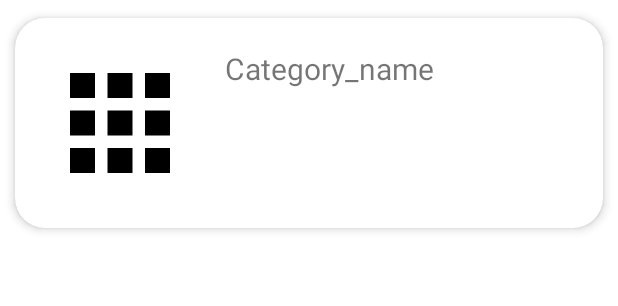
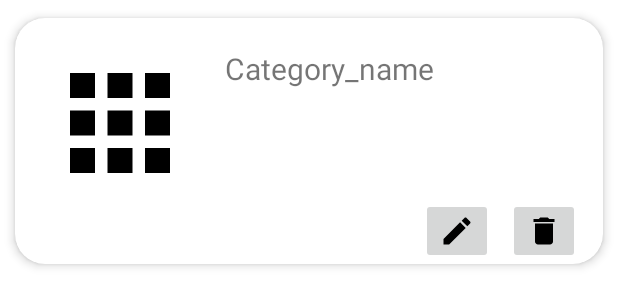
Before and after one commit to AliciaC07/Proyecto-final-Android, an Android app: the layout category_card.xml on its own in the app's theme, with its tools: preview values and no code run, on a phone screen of 412 x 824 dp. Shown: the top 306 px of the screen. Run offline under Robolectric (Android 15) with nearby library versions, the phone set to English and light mode, and no system bars.

Commit message:
Category fragment working

```diff
--- a/app/src/main/java/com/aip/commerce_e/RecyclerViewInterface.java
+++ b/app/src/main/java/com/aip/commerce_e/RecyclerViewInterface.java
@@ -2,4 +2,5 @@ package com.aip.commerce_e;
 
 public interface RecyclerViewInterface {
     void editOnClick(int pos);
+    void deleteOnclick(int pos);
 }
--- a/app/src/main/java/com/aip/commerce_e/RegisterUserFragment.java
+++ b/app/src/main/java/com/aip/commerce_e/RegisterUserFragment.java
@@ -176,7 +176,6 @@ public class RegisterUserFragment extends Fragment {
         user.setUIdFirebase(uuid);
         userViewModel.insert(user);
         clear();
-
     }
     void imageChooser(String type) {
 
@@ -196,7 +195,7 @@ public class RegisterUserFragment extends Fragment {
             activityResultLauncher.launch(intent);
             selectedImage = true;
         }
-        }
+    }
     void takeImage(){
         if (binding.getRoot().getContext().checkSelfPermission(Manifest.permission.CAMERA) != PackageManager.PERMISSION_GRANTED){
             requestPermissions(new String[]{Manifest.permission.CAMERA}, MY_CAMERA_PERMISSION_CODE);
--- a/app/src/main/java/com/aip/commerce_e/database/AppDatabase.java
+++ b/app/src/main/java/com/aip/commerce_e/database/AppDatabase.java
@@ -11,7 +11,7 @@ import com.aip.commerce_e.models.User;
 import java.util.concurrent.ExecutorService;
 import java.util.concurrent.Executors;
 
-@Database(entities = {Product.class, Category.class, User.class}, version = 1, exportSchema = false)
+@Database(entities = {Product.class, Category.class, User.class}, version = 2, exportSchema = false)
 public abstract class AppDatabase extends RoomDatabase {
     private static String NAME = "commerce";
     private static volatile AppDatabase INSTANCE;
@@ -22,6 +22,7 @@ public abstract class AppDatabase extends RoomDatabase {
         if(INSTANCE == null){
             synchronized (AppDatabase.class) {
                 INSTANCE = Room.databaseBuilder(context.getApplicationContext(), AppDatabase.class, NAME)
+                        .fallbackToDestructiveMigration()
                         .build();
             }
         }
--- a/app/src/main/java/com/aip/commerce_e/database/CategoryDao.java
+++ b/app/src/main/java/com/aip/commerce_e/database/CategoryDao.java
@@ -29,6 +29,6 @@ public interface CategoryDao {
     @Query("SELECT * from category_table ORDER BY name ASC")
     LiveData<List<Category>> getAllCategory();
 
-    @Query("SELECT * from category_table WHERE active = 'true' ORDER BY name ASC")
-    LiveData<List<Category>> getAllActiveCategory();
+    @Query("SELECT * from category_table WHERE active = :status ORDER BY name ASC")
+    LiveData<List<Category>> getAllActiveCategory(Boolean status);
 }
--- a/app/src/main/java/com/aip/commerce_e/drawerFragments/home/HomeFragment.java
+++ b/app/src/main/java/com/aip/commerce_e/drawerFragments/home/HomeFragment.java
@@ -53,6 +53,7 @@ public class HomeFragment extends Fragment {
     public View onCreateView(@NonNull LayoutInflater inflater, @Nullable ViewGroup container,
                              @Nullable Bundle savedInstanceState) {
         binding = FragmentHomeBinding.inflate(inflater, container, false);
+
         userViewModel = new ViewModelProvider(this).get(UserViewModel.class);
 //        Bundle re = getArguments();
 //        userLogged = (User) re.get("user");
--- a/app/src/main/java/com/aip/commerce_e/models/Category.java
+++ b/app/src/main/java/com/aip/commerce_e/models/Category.java
@@ -9,16 +9,20 @@ import lombok.Data;
 import lombok.Getter;
 import lombok.Setter;
 
+import java.io.Serializable;
+
 @Getter
 @Setter
 @Entity(tableName = "category_table")
-public class Category {
+public class Category implements Serializable {
 
     @PrimaryKey(autoGenerate = true)
     @NonNull
     @ColumnInfo(name = "category_id")
     private Integer id;
     private String name;
+    private String uIdFirebase;
+    private String imageUrl;
     @ColumnInfo(defaultValue = "true")
     private Boolean active = true;
 
--- a/app/src/main/java/com/aip/commerce_e/models/CategoryViewModel.java
+++ b/app/src/main/java/com/aip/commerce_e/models/CategoryViewModel.java
@@ -5,7 +5,6 @@ import androidx.annotation.NonNull;
 import androidx.lifecycle.AndroidViewModel;
 import androidx.lifecycle.LiveData;
 import com.aip.commerce_e.repository.CategoryRepository;
-import com.aip.commerce_e.repository.ProductRepository;
 import org.jetbrains.annotations.NotNull;
 
 import java.util.List;
@@ -35,6 +34,7 @@ public class CategoryViewModel extends AndroidViewModel {
     public LiveData<List<Category>> findAll() {
         return allCategory;
     }
+    public LiveData<List<Category>> findAllActive(Boolean status){ return categoryRepository.findAllActive(status); }
 
     public void deleteById(Integer id){
         categoryRepository.deleteById(id);
--- a/app/src/main/java/com/aip/commerce_e/repository/CategoryRepository.java
+++ b/app/src/main/java/com/aip/commerce_e/repository/CategoryRepository.java
@@ -20,7 +20,7 @@ public class CategoryRepository {
         AppDatabase db = AppDatabase.getInstance(application);
         categoryDao = db.categoryDao();
         mAllCategory = categoryDao.getAllCategory();
-        activeAllCategory = categoryDao.getAllActiveCategory();
+        //activeAllCategory = categoryDao.getAllActiveCategory();
     }
 
     public void insert(Category category) {
@@ -40,8 +40,8 @@ public class CategoryRepository {
     public LiveData<List<Category>> findAll() {
         return mAllCategory;
     }
-    public LiveData<List<Category>> findAllActive() {
-        return activeAllCategory;
+    public LiveData<List<Category>> findAllActive(Boolean status) {
+        return categoryDao.getAllActiveCategory(status);
     }
 
     public void deleteById(Integer id){
--- /dev/null
+++ b/app/src/main/res/drawable/ic_baseline_add_category_24.xml
@@ -0,0 +1,5 @@
+<vector android:height="24dp" android:tint="#000000"
+    android:viewportHeight="24" android:viewportWidth="24"
+    android:width="24dp" xmlns:android="http://schemas.android.com/apk/res/android">
+    <path android:fillColor="@android:color/white" android:pathData="M20,4H4C2.89,4 2.01,4.89 2.01,6L2,18c0,1.11 0.89,2 2,2h10v-2H4v-6h18V6C22,4.89 21.11,4 20,4zM20,8H4V6h16V8zM24,17v2h-3v3h-2v-3h-3v-2h3v-3h2v3H24z"/>
+</vector>
--- /dev/null
+++ b/app/src/main/res/drawable/ic_baseline_delete_24.xml
@@ -0,0 +1,5 @@
+<vector android:height="24dp" android:tint="#000000"
+    android:viewportHeight="24" android:viewportWidth="24"
+    android:width="24dp" xmlns:android="http://schemas.android.com/apk/res/android">
+    <path android:fillColor="@android:color/white" android:pathData="M6,19c0,1.1 0.9,2 2,2h8c1.1,0 2,-0.9 2,-2V7H6v12zM19,4h-3.5l-1,-1h-5l-1,1H5v2h14V4z"/>
+</vector>
--- /dev/null
+++ b/app/src/main/res/drawable/ic_baseline_edit_24.xml
@@ -0,0 +1,5 @@
+<vector android:height="24dp" android:tint="#000000"
+    android:viewportHeight="24" android:viewportWidth="24"
+    android:width="24dp" xmlns:android="http://schemas.android.com/apk/res/android">
+    <path android:fillColor="@android:color/white" android:pathData="M3,17.25V21h3.75L17.81,9.94l-3.75,-3.75L3,17.25zM20.71,7.04c0.39,-0.39 0.39,-1.02 0,-1.41l-2.34,-2.34c-0.39,-0.39 -1.02,-0.39 -1.41,0l-1.83,1.83 3.75,3.75 1.83,-1.83z"/>
+</vector>
--- a/app/src/main/res/layout/category_card.xml
+++ b/app/src/main/res/layout/category_card.xml
@@ -9,20 +9,50 @@
         app:cardCornerRadius="20dp"
         app:cardElevation="4dp"
         app:cardUseCompatPadding="true">
+    <androidx.appcompat.widget.LinearLayoutCompat
+            android:orientation="vertical"
+            android:layout_width="match_parent"
+            android:layout_height="wrap_content" >
         <LinearLayout
                 android:layout_width="match_parent"
-            android:layout_height="wrap_content" android:orientation="horizontal">
+                android:layout_height="wrap_content"
+                android:orientation="horizontal">
             <ImageView
+                    android:id="@+id/category_img"
                     android:layout_width="100dp"
                     android:layout_height="100dp"
-                android:layout_margin="20dp"
+                    android:layout_marginTop="20dp"
+                    android:layout_marginStart="20dp"
+                    android:layout_marginEnd="20dp"
                     app:srcCompat="@drawable/ic_baseline_category_24"/>
             <TextView
+                    android:id="@+id/category_name"
                     android:layout_width="wrap_content"
                     android:layout_height="wrap_content"
                     android:text="Category_name"
                     android:layout_marginTop="20dp"
                     android:textSize="20sp"/>
-
         </LinearLayout>
+        <androidx.appcompat.widget.LinearLayoutCompat
+                android:layout_width="match_parent"
+                android:layout_height="wrap_content"
+                android:orientation="horizontal">
+            <Space
+                    android:layout_width="0dp"
+                    android:layout_height="0dp"
+                    android:layout_weight="1"/>
+            <ImageButton
+                    android:id="@+id/category_edit"
+                    android:layout_width="wrap_content"
+                    android:layout_height="wrap_content"
+                    app:srcCompat="@drawable/ic_baseline_edit_24"
+                    android:layout_gravity="end" android:layout_marginHorizontal="10dp"/>
+            <ImageButton
+                    android:id="@+id/category_delete"
+                    android:layout_width="wrap_content"
+                    android:layout_height="wrap_content"
+                    app:srcCompat="@drawable/ic_baseline_delete_24"
+                    android:layout_gravity="end" android:layout_marginEnd="15dp"/>
+        </androidx.appcompat.widget.LinearLayoutCompat>
+    </androidx.appcompat.widget.LinearLayoutCompat>
 </androidx.cardview.widget.CardView>
--- a/app/src/main/res/navigation/nav_graph.xml
+++ b/app/src/main/res/navigation/nav_graph.xml
@@ -19,4 +19,7 @@
               tools:layout="@layout/fragment_product"/>
     <fragment android:id="@+id/homeFragment3" android:name="com.aip.commerce_e.drawerFragments.home.HomeFragment"
               android:label="@string/home_fragment_label" tools:layout="@layout/fragment_home"/>
+    <fragment android:id="@+id/createCategoryFragment"
+              android:name="com.aip.commerce_e.drawerFragments.category.actions.CreateCategoryFragment"
+              android:label="fragment_create_category" tools:layout="@layout/fragment_create_category"/>
 </navigation>
--- a/app/src/main/res/values/strings.xml
+++ b/app/src/main/res/values/strings.xml
@@ -55,6 +55,8 @@
     <string name="help">Help</string>
     <string name="profile">Profile</string>
     <string name="log_out">Log Out</string>
+    <string name="enter_category_name">Enter category name</string>
+    <string name="save_update">save/update</string>
     <string-array name="roles">
         <item>Select role</item>
         <item>User</item>
```
Also changed, not shown: app/src/main/java/com/aip/commerce_e/drawerFragments/category/CategoryFragment.java (+36 -18 lines), app/src/main/java/com/aip/commerce_e/drawerFragments/category/CategoryListAdapter.java (added, +100 -0 lines), app/src/main/java/com/aip/commerce_e/drawerFragments/category/actions/CreateCategoryFragment.java (added, +273 -0 lines), app/src/main/res/layout/fragment_category.xml (+17 -5 lines), app/src/main/res/layout/fragment_create_category.xml (added, +48 -0 lines). Lines whose indentation alone changed are shown as unchanged.
